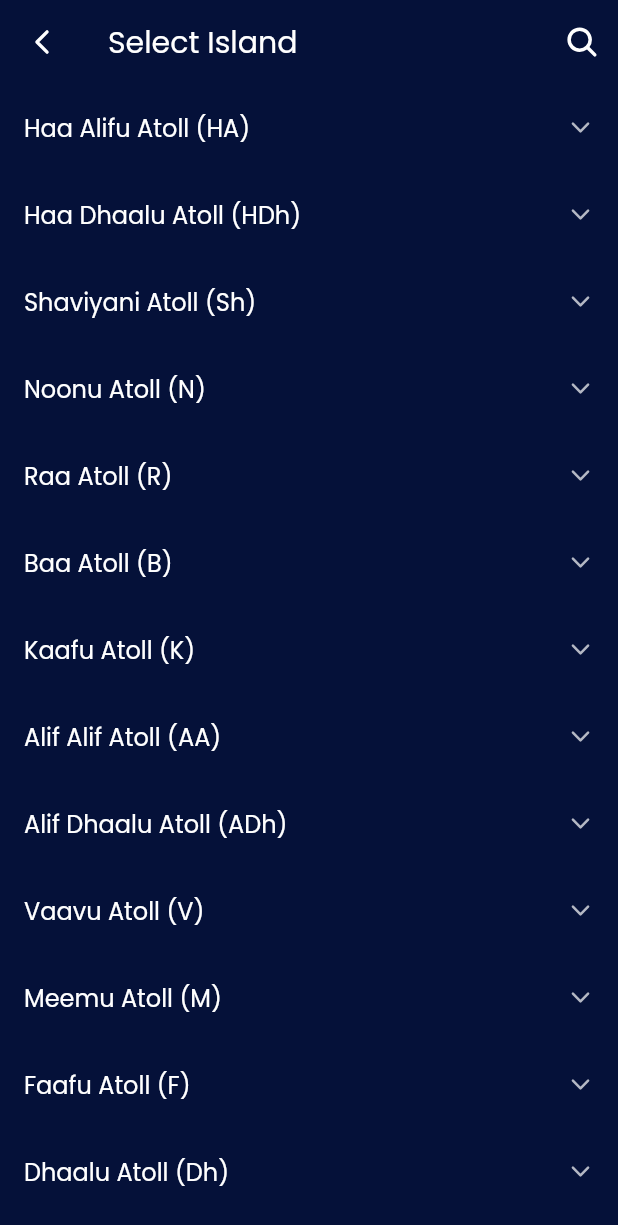
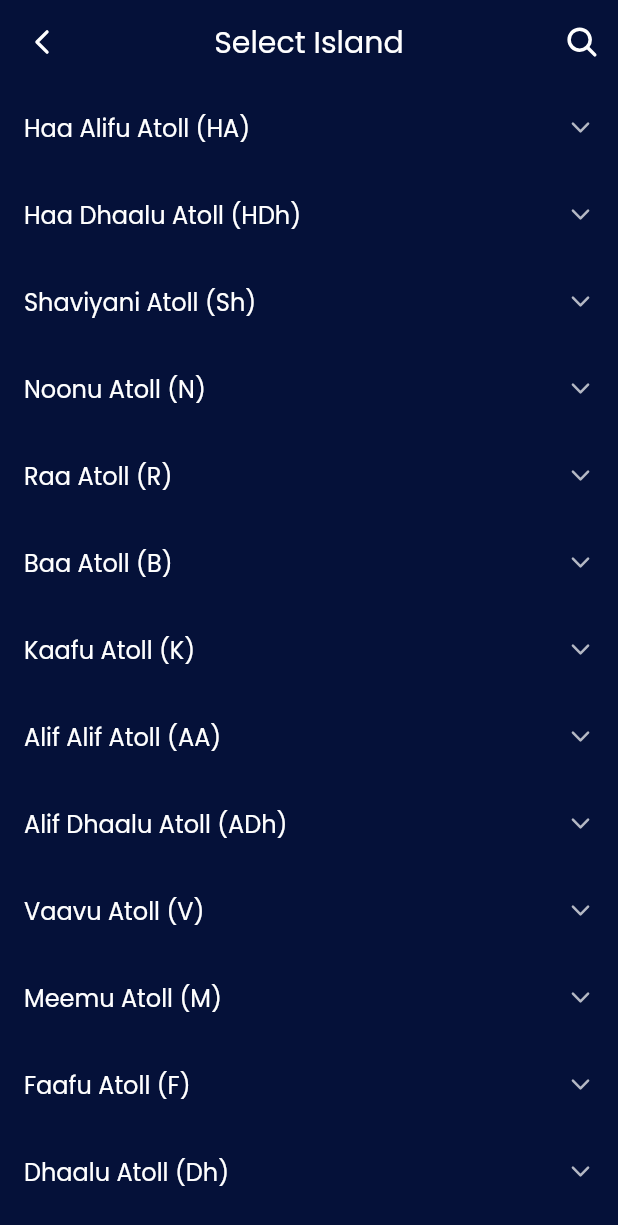
Before and after one commit to n4ff4h/namaadhu_app, a Flutter app: the screen it shows after launch, on a phone screen of 412 x 824 dp. Shown: the top 1225 px of the screen. Run offline on Flutter 3.47's test engine with Material 2 defaults, Android fonts, the phone set to English and light mode, and no system bars; our stand-ins replace csv, flutter_riverpod, freezed_annotation, ionicons, shared_preferences; project files that could hold a hidden picture were left out.

Commit message:
feat: Theme search text field and center title in island selection screen app bar

```diff
--- a/lib/screens/island_selection_screen.dart
+++ b/lib/screens/island_selection_screen.dart
@@ -21,6 +21,7 @@ class IslandSelectionScreen extends ConsumerWidget {
         title: const Text(
           'Select Island',
         ),
+        centerTitle: true,
         leading: IconButton(
           icon: const Icon(Ionicons.chevron_back),
           onPressed: () => Navigator.of(context).pop(),
--- a/lib/shared/constants.dart
+++ b/lib/shared/constants.dart
@@ -3,3 +3,9 @@ import 'package:flutter/material.dart';
 const kBackgroundColor = Color(0xFF051139);
 const kCardColor = Color(0xFF111B43);
 const kPrimaryColor = Color(0xFF4AD0EE);
+
+const kSearchFieldTextStyle = TextStyle(fontSize: 18.0);
+final kSearchFieldBorder = OutlineInputBorder(
+  borderRadius: BorderRadius.circular(50.0),
+  borderSide: BorderSide.none,
+);
```
Also changed, not shown: lib/screens/custom_search_delegate.dart (+15 -1 lines).
